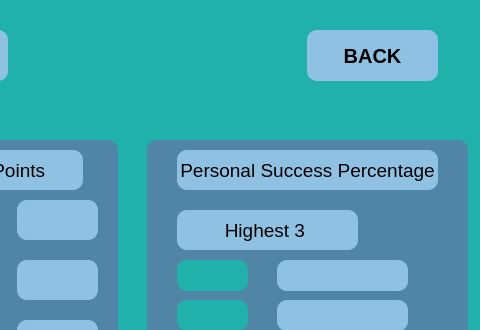
Old version of the form ui/statistics.ui in the repository s4mto/FlashCard-DBMS; both pictures show x 563 to 1043 and y 0 to 330 of the 1043 by 595 pixel window.
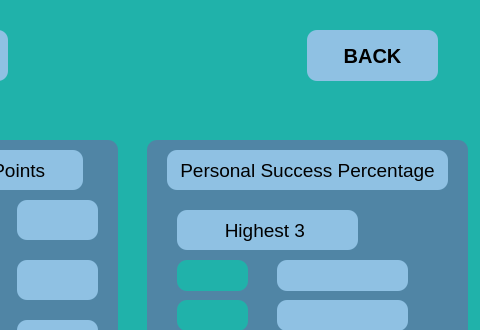
New version of the form.

```diff
--- a/ui/statistics.ui
+++ b/ui/statistics.ui
@@ -1134,9 +1134,9 @@
    <widget class="QLabel" name="label_23">
     <property name="geometry">
      <rect>
-      <x>740</x>
+      <x>730</x>
       <y>150</y>
-      <width>261</width>
+      <width>281</width>
       <height>40</height>
      </rect>
     </property>
```
